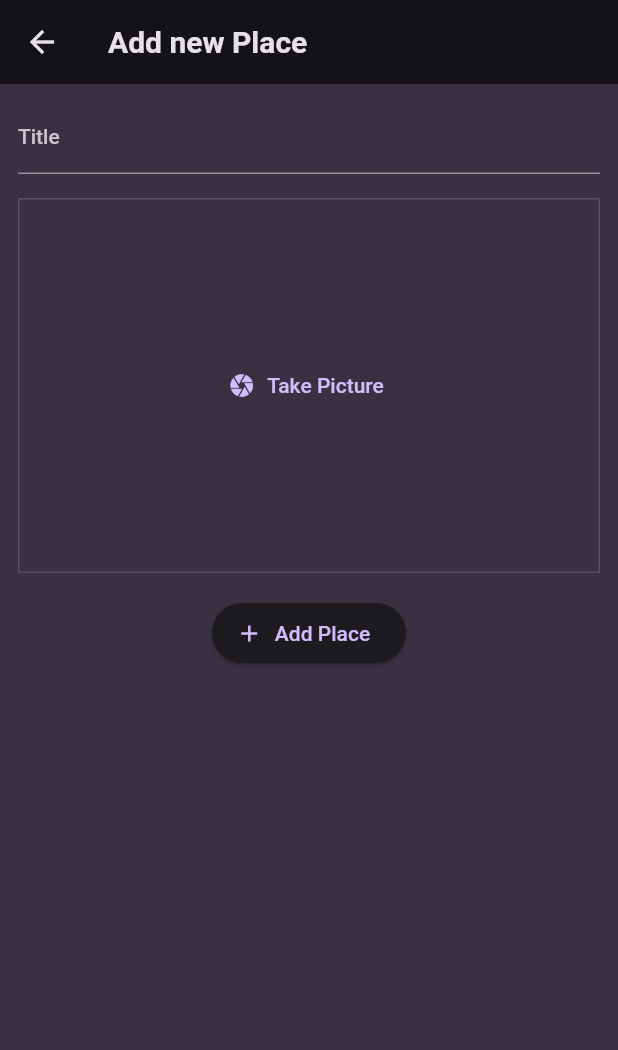
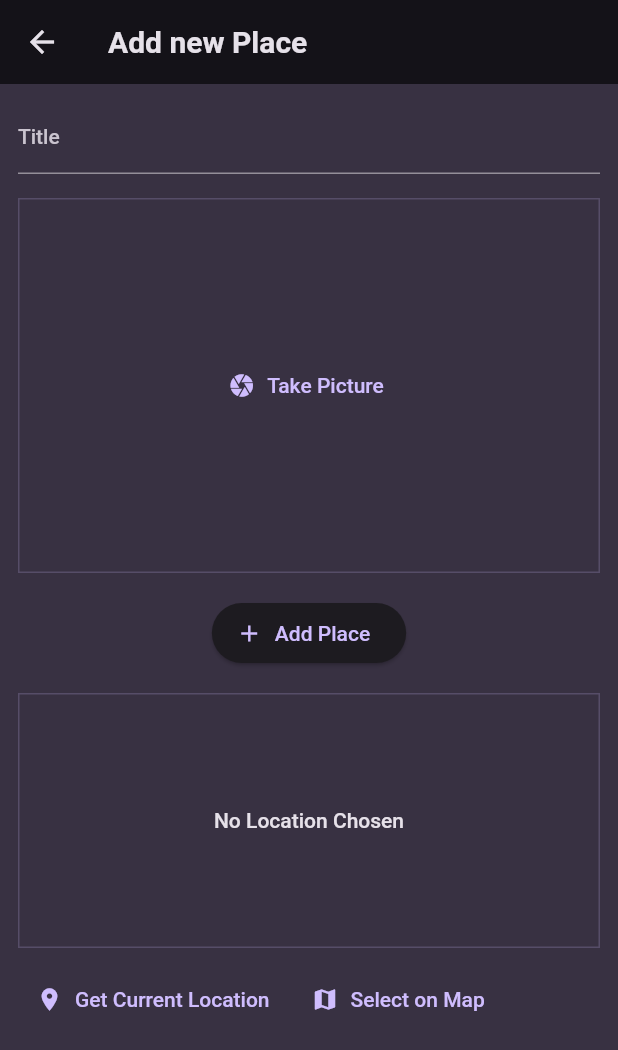
Before and after one commit to Sebsprograms/favorite_places, a Flutter app: the AddPlaceScreen screen opened directly, on a phone screen of 412 x 824 dp. Shown: the top 1050 px of the screen. Run offline on Flutter 3.47's test engine with Material 2 defaults, Android fonts, the phone set to English and light mode, and no system bars; our stand-ins replace flutter_riverpod, google_fonts, image_picker, location.

Commit message:
Get permission to access device location

```diff
--- a/lib/screens/add_place.dart
+++ b/lib/screens/add_place.dart
@@ -1,4 +1,5 @@
 import 'package:favorite_places/widgets/image_input.dart';
+import 'package:favorite_places/widgets/location_input.dart';
 import 'package:flutter/material.dart';
 import 'package:flutter_riverpod/flutter_riverpod.dart';
 import 'dart:io';
@@ -65,6 +66,8 @@ class _AddPlaceScreenState extends ConsumerState<AddPlaceScreen> {
               icon: const Icon(Icons.add),
               label: const Text('Add Place'),
             ),
+            const SizedBox(height: 16),
+            const LocationInput(),
           ],
         ),
       ),
--- /dev/null
+++ b/lib/widgets/location_input.dart
@@ -0,0 +1,93 @@
+import 'package:flutter/material.dart';
+import 'package:location/location.dart';
+
+class LocationInput extends StatefulWidget {
+  const LocationInput({super.key});
+
+  @override
+  State<LocationInput> createState() => _LocationInputState();
+}
+
+class _LocationInputState extends State<LocationInput> {
+  Location? _selectedLocation;
+  bool _isGettingLocation = false;
+
+  void _getCurrentLocation() async {
+    Location location = new Location();
+
+    bool serviceEnabled;
+    PermissionStatus permissionGranted;
+    LocationData locationData;
+
+    serviceEnabled = await location.serviceEnabled();
+    if (!serviceEnabled) {
+      serviceEnabled = await location.requestService();
+      if (!serviceEnabled) {
+        return;
+      }
+    }
+
+    permissionGranted = await location.hasPermission();
+    if (permissionGranted == PermissionStatus.denied) {
+      permissionGranted = await location.requestPermission();
+      if (permissionGranted != PermissionStatus.granted) {
+        return;
+      }
+    }
+    setState(() {
+      _isGettingLocation = true;
+    });
+
+    locationData = await location.getLocation();
+
+    setState(() {
+      _isGettingLocation = false;
+    });
+  }
+
+  @override
+  Widget build(BuildContext context) {
+    Widget previewContent = Text(
+      'No Location Chosen',
+      textAlign: TextAlign.center,
+      style: Theme.of(context).textTheme.bodyLarge!.copyWith(
+            color: Theme.of(context).colorScheme.onBackground,
+          ),
+    );
+
+    if (_isGettingLocation) {
+      previewContent = const CircularProgressIndicator();
+    }
+
+    return Column(
+      children: [
+        Container(
+            height: 170,
+            width: double.infinity,
+            alignment: Alignment.center,
+            decoration: BoxDecoration(
+              border: Border.all(
+                width: 1,
+                color: Theme.of(context).colorScheme.primary.withOpacity(0.2),
+              ),
+            ),
+            child: previewContent),
+        const SizedBox(height: 10),
+        Row(
+          children: [
+            TextButton.icon(
+              icon: const Icon(Icons.location_on),
+              label: const Text('Get Current Location'),
+              onPressed: _getCurrentLocation,
+            ),
+            TextButton.icon(
+              icon: const Icon(Icons.map),
+              label: const Text('Select on Map'),
+              onPressed: () {},
+            ),
+          ],
+        ),
+      ],
+    );
+  }
+}
--- a/pubspec.yaml
+++ b/pubspec.yaml
@@ -39,6 +39,7 @@ dependencies:
   flutter_riverpod: ^2.4.10
   uuid: ^4.2.2
   image_picker: ^1.0.7
+  location: ^5.0.3
 
 dev_dependencies:
   flutter_test:
```
Also changed, not shown: pubspec.lock, 3 other files.
